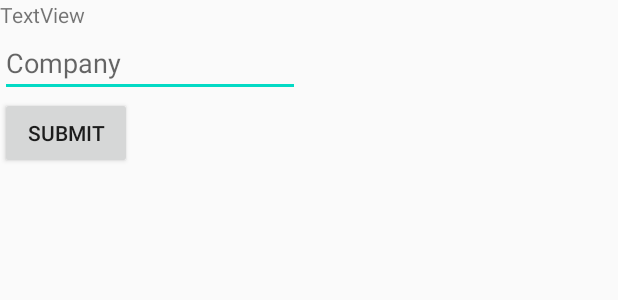
After one commit to tanmaymadaan/emptrack, an Android app: the layout layout_checkin.xml on its own in the app's theme, with its tools: preview values and no code run, on a phone screen of 412 x 824 dp. The commit adds this screen. Shown: the top 300 px of the screen. Run offline under Robolectric (Android 15) with nearby library versions, the phone set to English and light mode, and no system bars.

Commit message:
Check in added

```diff
--- /dev/null
+++ b/app/src/main/res/drawable/ic_add_location_black_24dp.xml
@@ -0,0 +1,5 @@
+<vector android:height="100dp" android:tint="#4D6070"
+    android:viewportHeight="24.0" android:viewportWidth="24.0"
+    android:width="100dp" xmlns:android="http://schemas.android.com/apk/res/android">
+    <path android:fillColor="#FF000000" android:pathData="M12,2C8.14,2 5,5.14 5,9c0,5.25 7,13 7,13s7,-7.75 7,-13c0,-3.86 -3.14,-7 -7,-7zM16,10h-3v3h-2v-3L8,10L8,8h3L11,5h2v3h3v2z"/>
+</vector>
--- /dev/null
+++ b/app/src/main/res/drawable/ic_beenhere_black_24dp.xml
@@ -0,0 +1,5 @@
+<vector android:height="100dp" android:tint="#4D6070"
+    android:viewportHeight="24.0" android:viewportWidth="24.0"
+    android:width="100dp" xmlns:android="http://schemas.android.com/apk/res/android">
+    <path android:fillColor="#FF000000" android:pathData="M19,1L5,1c-1.1,0 -1.99,0.9 -1.99,2L3,15.93c0,0.69 0.35,1.3 0.88,1.66L12,23l8.11,-5.41c0.53,-0.36 0.88,-0.97 0.88,-1.66L21,3c0,-1.1 -0.9,-2 -2,-2zM10,16l-5,-5 1.41,-1.41L10,13.17l7.59,-7.59L19,7l-9,9z"/>
+</vector>
--- /dev/null
+++ b/app/src/main/res/drawable/ic_turned_in_not_black_24dp.xml
@@ -0,0 +1,5 @@
+<vector android:height="24dp" android:tint="#4D6070"
+    android:viewportHeight="24.0" android:viewportWidth="24.0"
+    android:width="24dp" xmlns:android="http://schemas.android.com/apk/res/android">
+    <path android:fillColor="#FF000000" android:pathData="M17,3L7,3c-1.1,0 -1.99,0.9 -1.99,2L5,21l7,-3 7,3L19,5c0,-1.1 -0.9,-2 -2,-2zM17,18l-5,-2.18L7,18L7,5h10v13z"/>
+</vector>
--- /dev/null
+++ b/app/src/main/res/layout/layout_checkin.xml
@@ -0,0 +1,27 @@
+<?xml version="1.0" encoding="utf-8"?>
+<LinearLayout
+    xmlns:android="http://schemas.android.com/apk/res/android"
+    xmlns:tools="http://schemas.android.com/tools"
+    android:orientation="vertical"
+    android:layout_width="match_parent"
+    android:layout_height="match_parent">
+
+    <TextView
+        android:id="@+id/textView3"
+        android:layout_width="wrap_content"
+        android:layout_height="wrap_content"
+        android:text="TextView"
+        tools:layout_editor_absoluteX="87dp"
+        tools:layout_editor_absoluteY="116dp" />
+    <EditText
+        android:id="@+id/companyEt"
+        android:layout_width="200dp"
+        android:layout_height="wrap_content"
+        android:hint="Company" />
+    <Button
+        android:id="@+id/submitBtn"
+        android:layout_width="wrap_content"
+        android:layout_height="wrap_content"
+        android:text="Submit" />
+
+</LinearLayout>
--- a/app/src/main/res/values/strings.xml
+++ b/app/src/main/res/values/strings.xml
@@ -1,4 +1,4 @@
 <resources>
     <string name="app_name">EmpTrack</string>
-    <string name="server_url">http://192.168.1.4:4000/</string>
+    <string name="server_url">http://192.168.1.7:4000/</string>
 </resources>
```
Also changed, not shown: app/src/main/java/com/tanmaymadaan/emptrack/activities/MainActivity.java (+85 -19 lines), app/src/main/java/com/tanmaymadaan/emptrack/interfaces/JsonHolderApi.java (+6 -1 lines), app/src/main/java/com/tanmaymadaan/emptrack/services/LocationServiceGps.java (+22 -16 lines), app/src/main/res/layout/activity_main.xml (+23 -4 lines).
